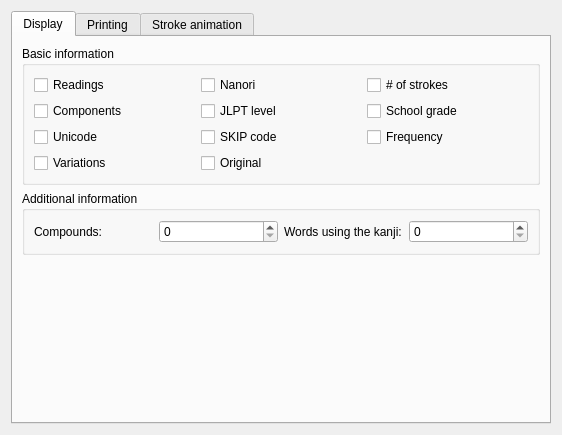
Old version of the form src/gui/kanjidic2/Kanjidic2Preferences.ui in the repository Gnurou/tagainijisho.
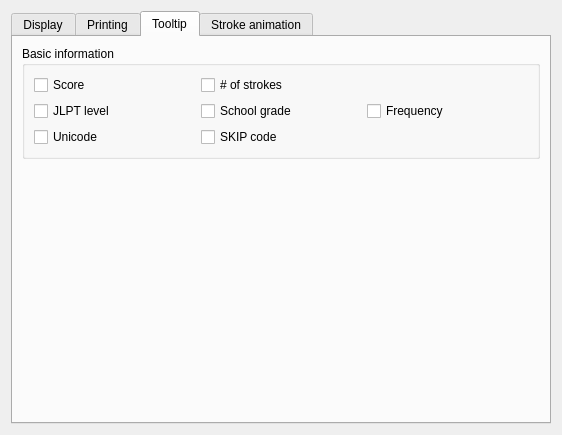
New version of the form. The open tabs and pages were chosen to show the change. Icons and pictures are not drawn.

Commit message: Kanji tooltip is now customizable

The edit to the form file:
```diff
--- a/src/gui/kanjidic2/Kanjidic2Preferences.ui
+++ b/src/gui/kanjidic2/Kanjidic2Preferences.ui
@@ -384,6 +384,84 @@
        </item>
       </layout>
      </widget>
+     <widget class="QWidget" name="tab">
+      <attribute name="title">
+       <string>Tooltip</string>
+      </attribute>
+      <layout class="QVBoxLayout" name="verticalLayout_10">
+       <item>
+        <widget class="QGroupBox" name="groupBox_4">
+         <property name="title">
+          <string>Basic information</string>
+         </property>
+         <layout class="QGridLayout" name="gridLayout_5">
+          <item row="3" column="1">
+           <widget class="QCheckBox" name="tooltipShowSKIP">
+            <property name="text">
+             <string>SKIP code</string>
+            </property>
+           </widget>
+          </item>
+          <item row="0" column="0">
+           <widget class="QCheckBox" name="tooltipShowScore">
+            <property name="text">
+             <string>Score</string>
+            </property>
+           </widget>
+          </item>
+          <item row="0" column="1">
+           <widget class="QCheckBox" name="tooltipShowStrokesNumber">
+            <property name="text">
+             <string># of strokes</string>
+            </property>
+           </widget>
+          </item>
+          <item row="3" column="0">
+           <widget class="QCheckBox" name="tooltipShowUnicode">
+            <property name="text">
+             <string>Unicode</string>
+            </property>
+           </widget>
+          </item>
+          <item row="2" column="2">
+           <widget class="QCheckBox" name="tooltipShowFrequency">
+            <property name="text">
+             <string>Frequency</string>
+            </property>
+           </widget>
+          </item>
+          <item row="2" column="1">
+           <widget class="QCheckBox" name="tooltipShowGrade">
+            <property name="text">
+             <string>School grade</string>
+            </property>
+           </widget>
+          </item>
+          <item row="2" column="0">
+           <widget class="QCheckBox" name="tooltipShowJLPT">
+            <property name="text">
+             <string>JLPT level</string>
+            </property>
+           </widget>
+          </item>
+         </layout>
+        </widget>
+       </item>
+       <item>
+        <spacer name="verticalSpacer_4">
+         <property name="orientation">
+          <enum>Qt::Vertical</enum>
+         </property>
+         <property name="sizeHint" stdset="0">
+          <size>
+           <width>20</width>
+           <height>273</height>
+          </size>
+         </property>
+        </spacer>
+       </item>
+      </layout>
+     </widget>
      <widget class="QWidget" name="animationTab">
       <attribute name="title">
        <string>Stroke animation</string>
```
Left out of the diff: 2 changed lines with no effect on the pictures. The commit also changes 4 other files.
